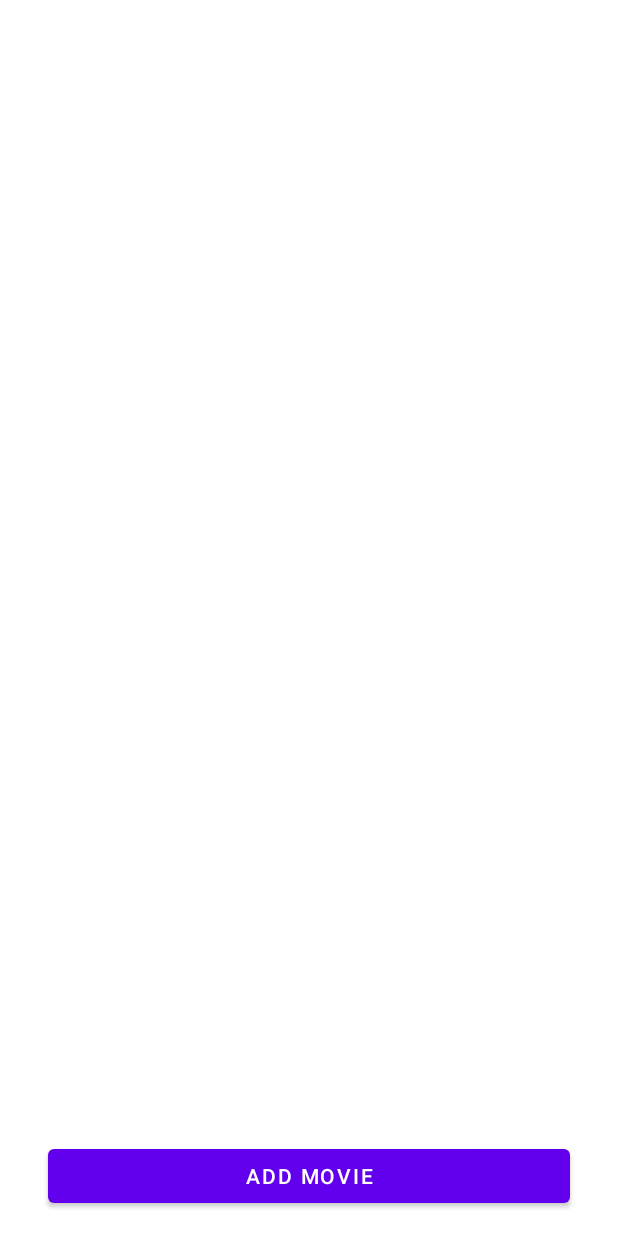
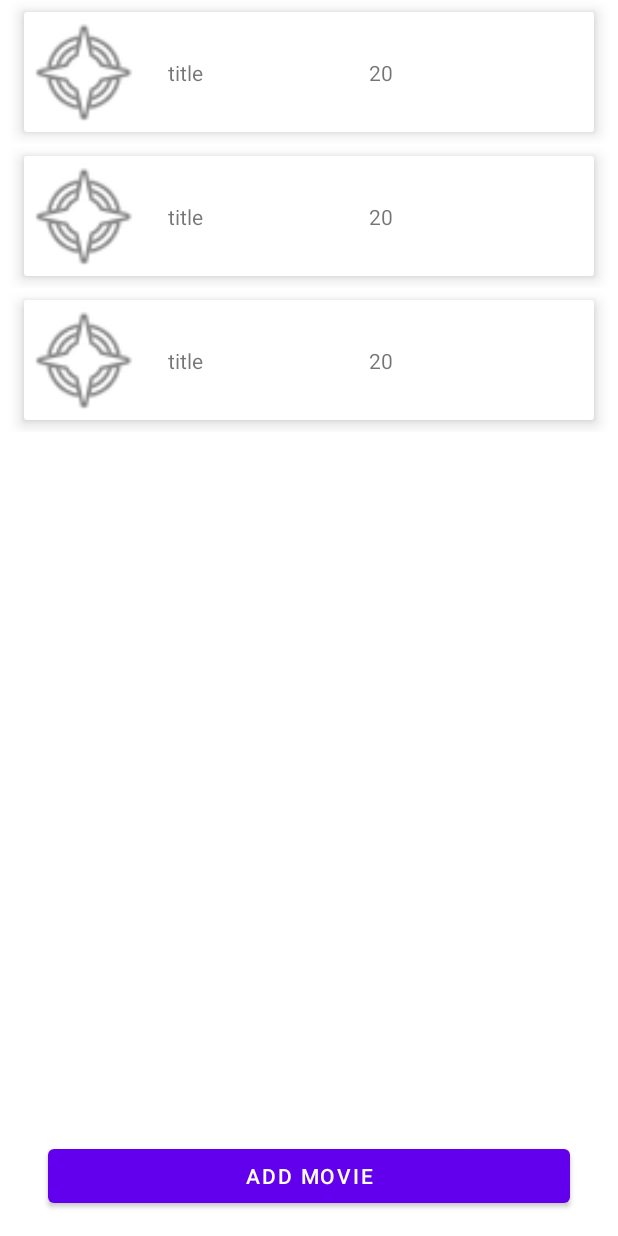
Before and after one commit to soulnanx/android-coroutines, an Android app: the layout movies_fragment.xml on its own in the app's theme, with its tools: preview values and no code run, on a phone screen of 412 x 824 dp. Run offline under Robolectric (Android 15) with nearby library versions, the phone set to English and light mode, and no system bars.

```diff
--- a/app/build.gradle
+++ b/app/build.gradle
@@ -57,6 +57,7 @@ dependencies {
     implementation appDependencies.material
     implementation appDependencies.livedata
     implementation appDependencies.viewmodel
+    implementation appDependencies.glide
 
     def mainTestDependencies = rootProject.ext.mainTestDependencies
     testImplementation mainTestDependencies.junit
--- a/app/src/main/java/com/example/androidcoroutines/ui/movie/view/MoviesAdapter.kt
+++ b/app/src/main/java/com/example/androidcoroutines/ui/movie/view/MoviesAdapter.kt
@@ -3,6 +3,7 @@ package com.example.androidcoroutines.ui.movie.view
 import android.view.LayoutInflater
 import android.view.ViewGroup
 import androidx.recyclerview.widget.RecyclerView
+import com.bumptech.glide.Glide
 import com.example.androidcoroutines.databinding.ItemMovieBinding
 import com.example.domain.model.Movie
 
@@ -46,6 +47,10 @@ class MoviesAdapter : RecyclerView.Adapter<MoviesAdapter.MovieViewHolder>() {
         fun bind(movie: Movie) {
             binding.textviewMovieTitle.text = movie.title
             binding.textviewMovieScore.text = movie.score.toString()
+            Glide
+                .with(binding.root.context)
+                .load(movie.url)
+                .into(binding.imageviewMovieImage)
         }
     }
 
--- a/app/src/main/res/layout/item_movie.xml
+++ b/app/src/main/res/layout/item_movie.xml
@@ -8,6 +8,9 @@
     <androidx.cardview.widget.CardView
         android:layout_width="0dp"
         android:layout_height="wrap_content"
+        app:cardElevation="6dp"
+        android:layout_marginHorizontal="16dp"
+        android:layout_marginVertical="8dp"
         app:layout_constraintStart_toStartOf="parent"
         app:layout_constraintEnd_toEndOf="parent"
         app:layout_constraintTop_toTopOf="parent"
@@ -21,16 +24,25 @@
             app:layout_constraintTop_toTopOf="parent"
             app:layout_constraintBottom_toBottomOf="parent">
 
+            <ImageView
+                android:id="@+id/imageview_movie_image"
+                android:layout_width="80dp"
+                android:layout_height="80dp"
+                android:scaleType="centerCrop"
+                tools:src="@android:drawable/ic_menu_compass"
+                app:layout_constraintStart_toStartOf="parent"
+                app:layout_constraintTop_toTopOf="parent"
+                app:layout_constraintBottom_toBottomOf="parent"/>
 
             <TextView
                 android:id="@+id/textview_movie_title"
                 android:layout_width="0dp"
                 android:layout_height="wrap_content"
+                android:layout_marginLeft="16dp"
                 tools:text="title"
-                app:layout_constraintStart_toStartOf="parent"
-                app:layout_constraintTop_toTopOf="parent"
-                app:layout_constraintBottom_toBottomOf="parent"
-                />
+                app:layout_constraintStart_toEndOf="@+id/imageview_movie_image"
+                app:layout_constraintTop_toTopOf="@+id/imageview_movie_image"
+                app:layout_constraintBottom_toBottomOf="parent"                />
 
             <TextView
                 android:id="@+id/textview_movie_score"
@@ -40,18 +52,8 @@
                 app:layout_constraintStart_toStartOf="@id/textview_movie_title"
                 app:layout_constraintEnd_toEndOf="parent"
                 app:layout_constraintTop_toTopOf="parent"
-                app:layout_constraintBottom_toBottomOf="parent"
-                />
-
+                app:layout_constraintBottom_toBottomOf="parent"                />
 
         </androidx.constraintlayout.widget.ConstraintLayout>
-
-
-
-
-
     </androidx.cardview.widget.CardView>
-
-
-
 </androidx.constraintlayout.widget.ConstraintLayout>
--- a/app/src/main/res/layout/movies_fragment.xml
+++ b/app/src/main/res/layout/movies_fragment.xml
@@ -12,11 +12,12 @@
         android:id="@+id/recyclerview_movies"
         app:layoutManager="androidx.recyclerview.widget.LinearLayoutManager"
         android:layout_width="match_parent"
-        android:layout_height="0dp"
+        android:layout_height="match_parent"
         app:layout_constraintStart_toStartOf="parent"
         app:layout_constraintEnd_toEndOf="parent"
         app:layout_constraintTop_toTopOf="parent"
-        app:layout_constraintTop_toBottomOf="parent"/>
+        app:layout_constraintTop_toBottomOf="parent"
+        tools:listitem="@layout/item_movie"/>
 
     <com.google.android.material.button.MaterialButton
         android:id="@+id/button_add_movie"
--- /dev/null
+++ b/app/src/main/res/values/dimens.xml
@@ -0,0 +1,4 @@
+<?xml version="1.0" encoding="utf-8"?>
+<resources>
+    <dimen name="loading_dialog_height">16dp</dimen>
+</resources>
```
Also changed, not shown: dependencies.gradle (+20 -18 lines).
